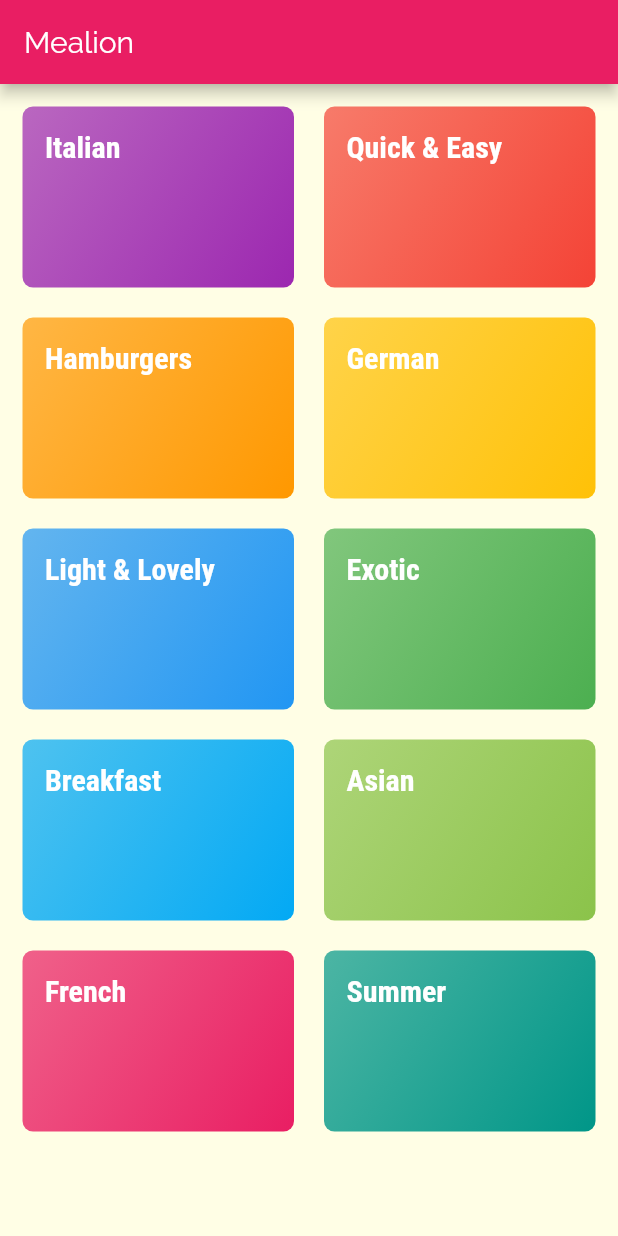
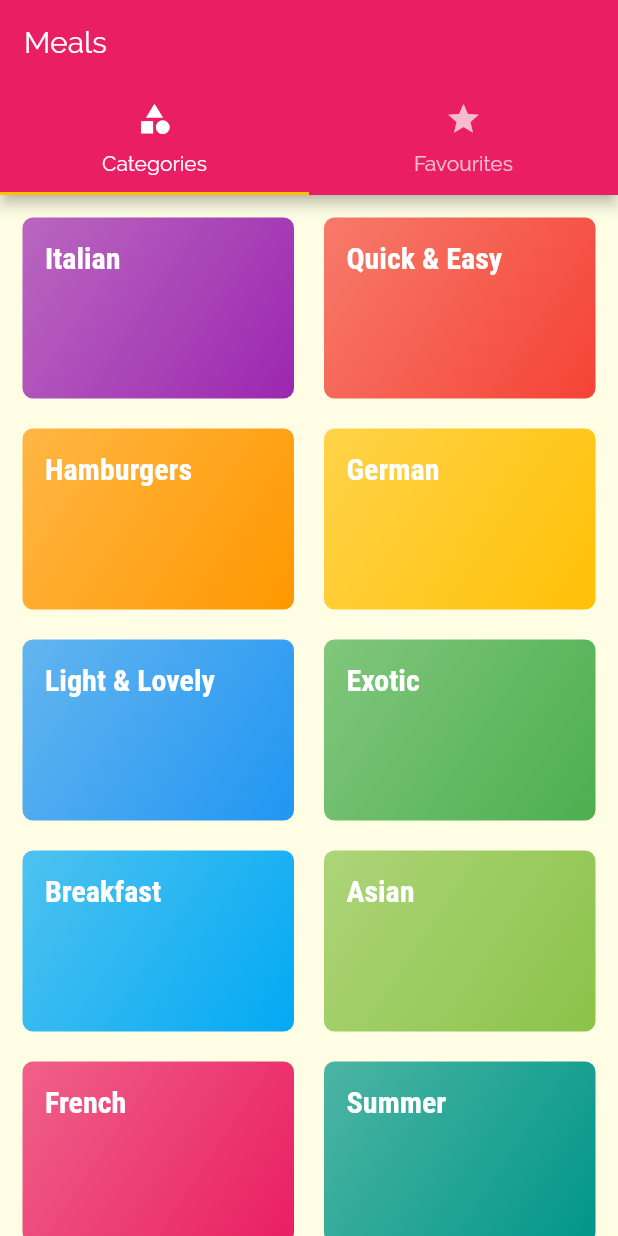
Before and after one commit to achowba/meals_app, a Flutter app: the screen it shows after launch, on a phone screen of 412 x 824 dp. Run offline on Flutter 3.47's test engine with Material 2 defaults, Android fonts, the phone set to English and light mode, and no system bars.

Commit message:
170. Adding a TabBar to the Appbar

```diff
--- a/lib/categories_screen.dart
+++ /dev/null
@@ -1,29 +0,0 @@
-import 'package:flutter/material.dart';
-
-import './dummy-data.dart';
-import './category_item.dart';
-
-class CategoriesScreen extends StatelessWidget {
-    const CategoriesScreen({Key key}) : super(key: key);
-
-    @override
-    Widget build(BuildContext context) {
-        return Scaffold(
-            appBar: AppBar(
-                title: const Text('Mealion'),
-            ),
-            body: GridView(
-                padding: const EdgeInsets.all(15),
-                children: DUMMY_CATEGORIES.map((catData) =>
-                    CategoryItem(catData.id, catData.title, catData.color)
-                ).toList(),
-                gridDelegate: SliverGridDelegateWithMaxCrossAxisExtent( // this class takes care of structuring the grid
-                    maxCrossAxisExtent: 200,
-                    childAspectRatio: 3 / 2,
-                    crossAxisSpacing: 20,
-                    mainAxisSpacing: 20
-                ),
-            ),
-        );
-    }
-}
--- a/lib/main.dart
+++ b/lib/main.dart
@@ -1,8 +1,9 @@
 import 'package:flutter/material.dart';
 
-import './category_meals_screen.dart';
-import './categories_screen.dart';
-
+import './screens/category_meals_screen.dart';
+import './screens/categories_screen.dart';
+import './screens/meal_detail_screen.dart';
+import './screens/tabs_screen.dart';
 
 void main() => runApp(MyApp());
 
@@ -34,9 +35,17 @@ class MyApp extends StatelessWidget {
 			// home: CategoriesScreen(),
 			initialRoute: '/',
 			routes: {
-				'/': (ctx) => CategoriesScreen(),
+				'/': (ctx) => TabsScreen(),
 				CategoryMealsScreen.routeName: (ctx) => CategoryMealsScreen(),
+				MealDetailScreen.routeName: (ctx) => MealDetailScreen(),
 			},
+            /* onGenerateRoute: (settings) {
+                print(settings.arguments);
+                return MaterialPageRoute(builder: (ctx) => CategoriesScreen());
+            }, */
+            onUnknownRoute: (settings) { // this is equivalent to a 404 page on web
+                return MaterialPageRoute(builder: (ctx) => CategoriesScreen());
+            },
 			debugShowCheckedModeBanner: false,
 		);
 	}
--- /dev/null
+++ b/lib/screens/categories_screen.dart
@@ -0,0 +1,24 @@
+import 'package:flutter/material.dart';
+
+import './../data/dummy-data.dart';
+import './../widgets/category_item.dart';
+
+class CategoriesScreen extends StatelessWidget {
+    const CategoriesScreen({Key key}) : super(key: key);
+
+    @override
+    Widget build(BuildContext context) {
+        return GridView(
+            padding: const EdgeInsets.all(15),
+            children: DUMMY_CATEGORIES.map((catData) =>
+                CategoryItem(catData.id, catData.title, catData.color)
+            ).toList(),
+            gridDelegate: SliverGridDelegateWithMaxCrossAxisExtent( // this class takes care of structuring the grid
+                maxCrossAxisExtent: 200,
+                childAspectRatio: 3 / 2,
+                crossAxisSpacing: 20,
+                mainAxisSpacing: 20
+            ),
+        );
+    }
+}
--- /dev/null
+++ b/lib/screens/tabs_screen.dart
@@ -0,0 +1,45 @@
+import 'package:flutter/material.dart';
+
+import './../screens/categories_screen.dart';
+import './../screens/favourites_screen.dart';
+
+class TabsScreen extends StatefulWidget {
+    @override
+    _TabsScreenState createState() => _TabsScreenState();
+}
+
+class _TabsScreenState extends State<TabsScreen> {
+    @override
+    Widget build(BuildContext context) {
+        return DefaultTabController(
+            length: 2,
+            child: Scaffold(
+                appBar: AppBar(
+                    title: Text('Meals'),
+                    bottom: TabBar(
+                        tabs: <Widget>[
+                            Tab(
+                                icon: Icon(
+                                    Icons.category
+                                ),
+                                text: 'Categories',
+                            ),
+                            Tab(
+                                icon: Icon(
+                                    Icons.star
+                                ),
+                                text: 'Favourites',
+                            ),
+                        ],
+                    ),
+                ),
+                body: TabBarView(
+                    children: <Widget>[
+                        CategoriesScreen(),
+                        FavouriteScreen()
+                    ],
+                ),
+            ),
+        );
+    }
+}
--- a/lib/category_item.dart
+++ b/lib/widgets/category_item.dart
@@ -1,5 +1,6 @@
 import 'package:flutter/material.dart';
-import './category_meals_screen.dart';
+
+import './../screens/category_meals_screen.dart';
 
 class CategoryItem extends StatelessWidget {
 
@@ -14,7 +15,7 @@ class CategoryItem extends StatelessWidget {
         // Navigator needs a context, MaterialPageRoute needs a builder (which takes in a context)
         Navigator.of(ctx).pushNamed(
             CategoryMealsScreen.routeName,
-            arguments: {
+            arguments: { // pass data as arguments to the next page being routed
                 'id': id,
                 'title': title,
             }
```
Also changed, not shown: lib/data/dummy-data.dart (renamed from lib/dummy-data.dart, +4 -3 lines), lib/screens/category_meals_screen.dart (renamed from lib/category_meals_screen.dart, +12 -4 lines), lib/screens/favourites_screen.dart (added, +10 -0 lines), lib/screens/meal_detail_screen.dart (added, +105 -0 lines), lib/widgets/meal_item.dart (added, +152 -0 lines).
